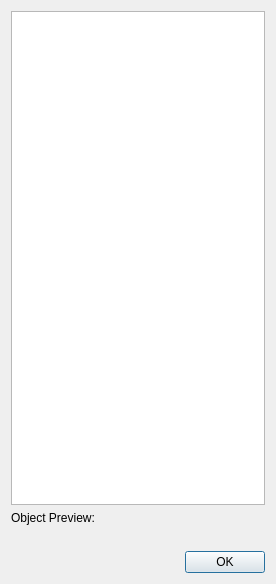
Qt form UI/ToolboxBrowserWidget.ui (alexneufeld/FreeCAD_PartsToolbox) before a commit.
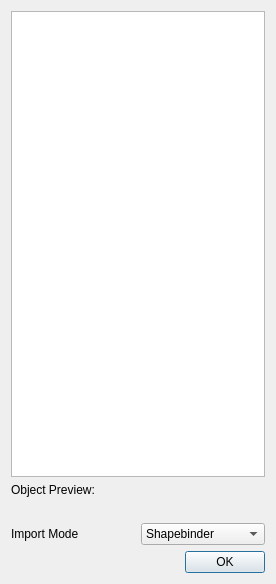
The same form after that commit.

Commit message: Add additional object import methods

Patch:
```diff
--- a/UI/ToolboxBrowserWidget.ui
+++ b/UI/ToolboxBrowserWidget.ui
@@ -85,6 +85,39 @@
      </property>
     </widget>
    </item>
+   <item>
+    <layout class="QHBoxLayout" name="horizontalLayout">
+     <item>
+      <widget class="QLabel" name="label_3">
+       <property name="text">
+        <string>Import Mode</string>
+       </property>
+      </widget>
+     </item>
+     <item>
+      <widget class="QComboBox" name="comboBox">
+       <property name="currentIndex">
+        <number>0</number>
+       </property>
+       <item>
+        <property name="text">
+         <string>Shapebinder</string>
+        </property>
+       </item>
+       <item>
+        <property name="text">
+         <string>Link</string>
+        </property>
+       </item>
+       <item>
+        <property name="text">
+         <string>Copy object</string>
+        </property>
+       </item>
+      </widget>
+     </item>
+    </layout>
+   </item>
    <item>
     <widget class="QDialogButtonBox" name="buttonBox">
      <property name="orientation">
```
The commit also changes 2 other files.
